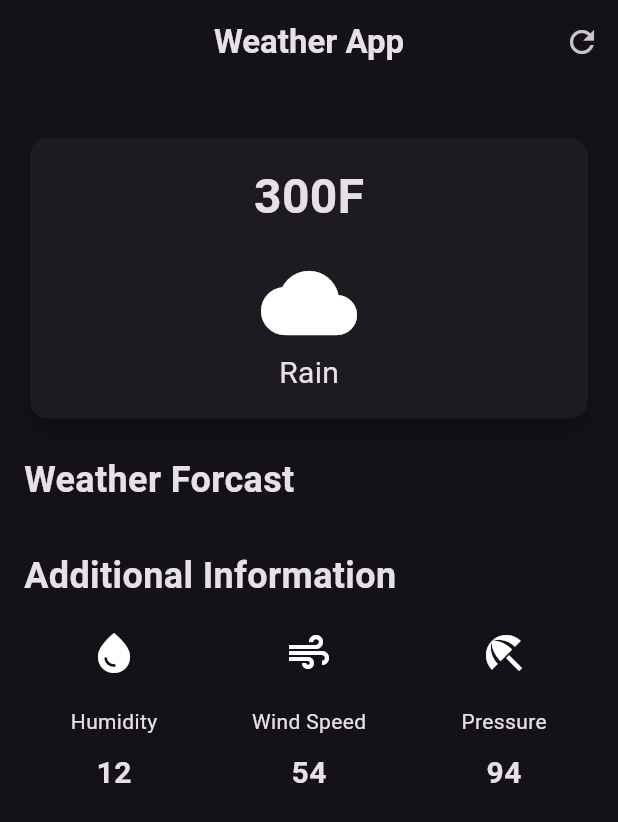
After one commit to Emiranojoshua/emirano_app, a Flutter app: the WeatherScreen screen opened directly, on a phone screen of 412 x 824 dp. The commit adds this screen. Shown: the top 822 px of the screen. Run offline on Flutter 3.47's test engine with Material 3 defaults, Android fonts, the phone set to English and light mode, and no system bars; network calls fail.

Commit message:
Add weather app functionality with UI components and API integration

```diff
--- /dev/null
+++ b/lib/additional_information_card.dart
@@ -0,0 +1,38 @@
+import 'package:flutter/material.dart';
+
+class AdditionalInformationCard extends StatelessWidget {
+  final IconData icon;
+  final String label;
+  final String value;
+  const AdditionalInformationCard({
+    super.key,
+    required this.icon,
+    required this.label,
+    required this.value,
+  });
+
+  @override
+  Widget build(BuildContext context) {
+    return SizedBox(
+      width: 120,
+      child: Padding(
+        padding: EdgeInsets.all(8.0),
+        child: Column(
+          children: [
+            Icon(icon, size: 32),
+            const SizedBox(height: 20),
+            Text(label),
+            const SizedBox(height: 10),
+            Text(
+              value,
+              style: const TextStyle(
+                fontWeight: FontWeight.bold,
+                fontSize: 20,
+              ),
+            ),
+          ],
+        ),
+      ),
+    );
+  }
+}
--- /dev/null
+++ b/lib/emirano.dart
@@ -0,0 +1,14 @@
+import 'package:emirano_app/app_body.dart';
+import 'package:flutter/material.dart';
+
+class Emirano extends StatelessWidget {
+  const Emirano({super.key});
+
+  @override
+  Widget build(BuildContext context) {
+    return MaterialApp(
+      home: AppBody(),
+      theme: ThemeData.dark(),
+    );
+  }
+}
--- /dev/null
+++ b/lib/weather_app.dart
@@ -0,0 +1,14 @@
+import 'package:emirano_app/weather_screen.dart';
+import 'package:flutter/material.dart';
+
+class WeatherApp extends StatelessWidget {
+  const WeatherApp({super.key});
+
+  @override
+  Widget build(BuildContext context) {
+    return MaterialApp(
+      theme: ThemeData.dark(useMaterial3: true),
+      home: const WeatherScreen(),
+    );
+  }
+}
--- /dev/null
+++ b/lib/weather_screen.dart
@@ -0,0 +1,138 @@
+import 'package:emirano_app/additional_information_card.dart';
+import 'package:emirano_app/hourly_forcast_item.dart';
+import 'package:flutter/material.dart';
+
+class WeatherScreen extends StatelessWidget {
+  const WeatherScreen({super.key});
+
+  @override
+  Widget build(BuildContext context) {
+    return Scaffold(
+      appBar: AppBar(
+        title: const Text(
+          "Weather App",
+          style: TextStyle(fontWeight: FontWeight.bold),
+        ),
+        centerTitle: true,
+        actions: [
+          IconButton(
+            onPressed: () {},
+            icon: const Icon(Icons.refresh),
+          ),
+        ],
+      ),
+      body: Padding(
+        padding: const EdgeInsets.all(16),
+        child: Column(
+          crossAxisAlignment: CrossAxisAlignment.start,
+          children: [
+            // const Placeholder(fallbackHeight: 250),
+            SizedBox(height: 16),
+            SizedBox(
+              width: double.infinity,
+              child: Card(
+                elevation: 5,
+                child: Padding(
+                  padding: const EdgeInsets.all(16.0),
+                  child: Column(
+                    children: [
+                      const Text(
+                        "300F",
+                        style: TextStyle(
+                          fontWeight: FontWeight.bold,
+                          fontSize: 32,
+                        ),
+                      ),
+                      const SizedBox(height: 16),
+                      const Icon(Icons.cloud, size: 64),
+                      const Text(
+                        "Rain",
+                        style: TextStyle(fontSize: 20),
+                      ),
+                    ],
+                  ),
+                ),
+              ),
+            ),
+            const SizedBox(height: 20),
+            const Text(
+              "Weather Forcast",
+              style: TextStyle(
+                fontSize: 24,
+                fontWeight: FontWeight.bold,
+              ),
+            ),
+            SizedBox(height: 10),
+            // SingleChildScrollView(
+            //   scrollDirection: Axis.horizontal,
+            //   child: const Row(
+            //     spacing: 2,
+            //     children: [
+            //       HourlyForecastItem(
+            //         time: '03:00',
+            //         temperature: '301.2',
+            //         icon: Icons.cloud,
+            //       ),
+            //       HourlyForecastItem(
+            //         time: '09:00',
+            //         temperature: '202.2',
+            //         icon: Icons.sunny,
+            //       ),
+            //       HourlyForecastItem(
+            //         time: '05:00',
+            //         temperature: '303.2',
+            //         icon: Icons.cloud,
+            //       ),
+            //       HourlyForecastItem(
+            //         time: '03:00',
+            //         temperature: '301.2',
+            //         icon: Icons.cloud,
+            //       ),
+            //       HourlyForecastItem(
+            //         time: '03:00',
+            //         temperature: '202.2',
+            //         icon: Icons.sunny,
+            //       ),
+            //       HourlyForecastItem(
+            //         time: '03:00',
+            //         temperature: '303.2',
+            //         icon: Icons.cloud,
+            //       ),
+            //     ],
+            //   ),
+            // ),
+            const SizedBox(height: 20),
+            const Text(
+              "Additional Information",
+              style: TextStyle(
+                fontSize: 24,
+                fontWeight: FontWeight.bold,
+              ),
+            ),
+            SizedBox(height: 10),
+            Row(
+              mainAxisAlignment: MainAxisAlignment.spaceBetween,
+              children: [
+                AdditionalInformationCard(
+                  icon: Icons.water_drop,
+                  label: "Humidity",
+                  value: "12",
+                ),
+                AdditionalInformationCard(
+                  icon: Icons.air,
+                  label: "Wind Speed",
+                  value: "54",
+                ),
+                AdditionalInformationCard(
+                  icon: Icons.beach_access,
+                  label: "Pressure",
+                  value: "94",
+                ),
+              ],
+            ),
+          ],
+        ),
+      ),
+    );
+  }
+}
--- a/pubspec.yaml
+++ b/pubspec.yaml
@@ -34,6 +34,7 @@ dependencies:
   # The following adds the Cupertino Icons font to your application.
   # Use with the CupertinoIcons class for iOS style icons.
   cupertino_icons: ^1.0.8
+  http: ^1.6.0
 
 dev_dependencies:
   flutter_test:
```
Also changed, not shown: lib/app_body.dart (added, +314 -0 lines), lib/hourly_forcast_item.dart (added, +41 -0 lines), lib/main.dart (+117 -11 lines), pubspec.lock.
